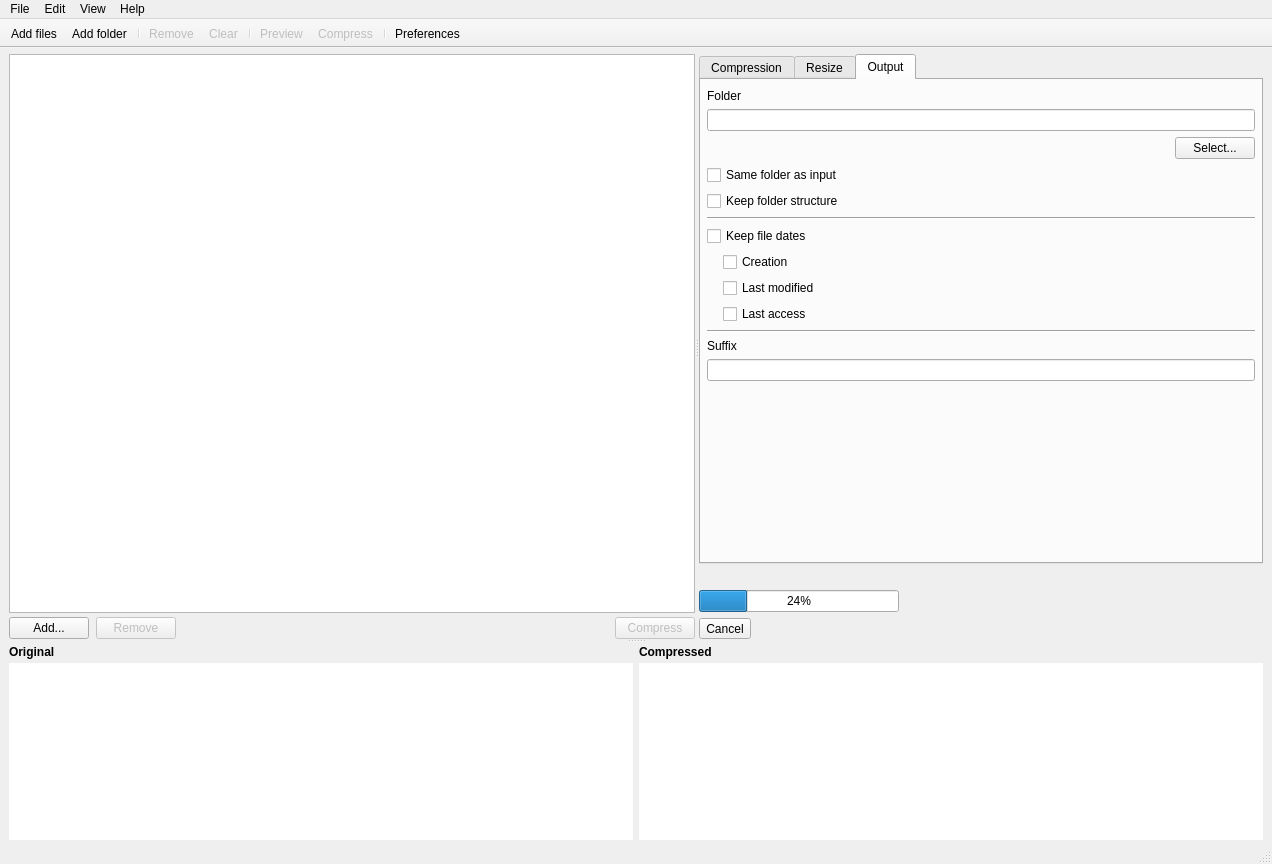
Above: views/MainWindow.ui from Lymphatus/caesium-image-compressor before the change. Below: the same form after it.
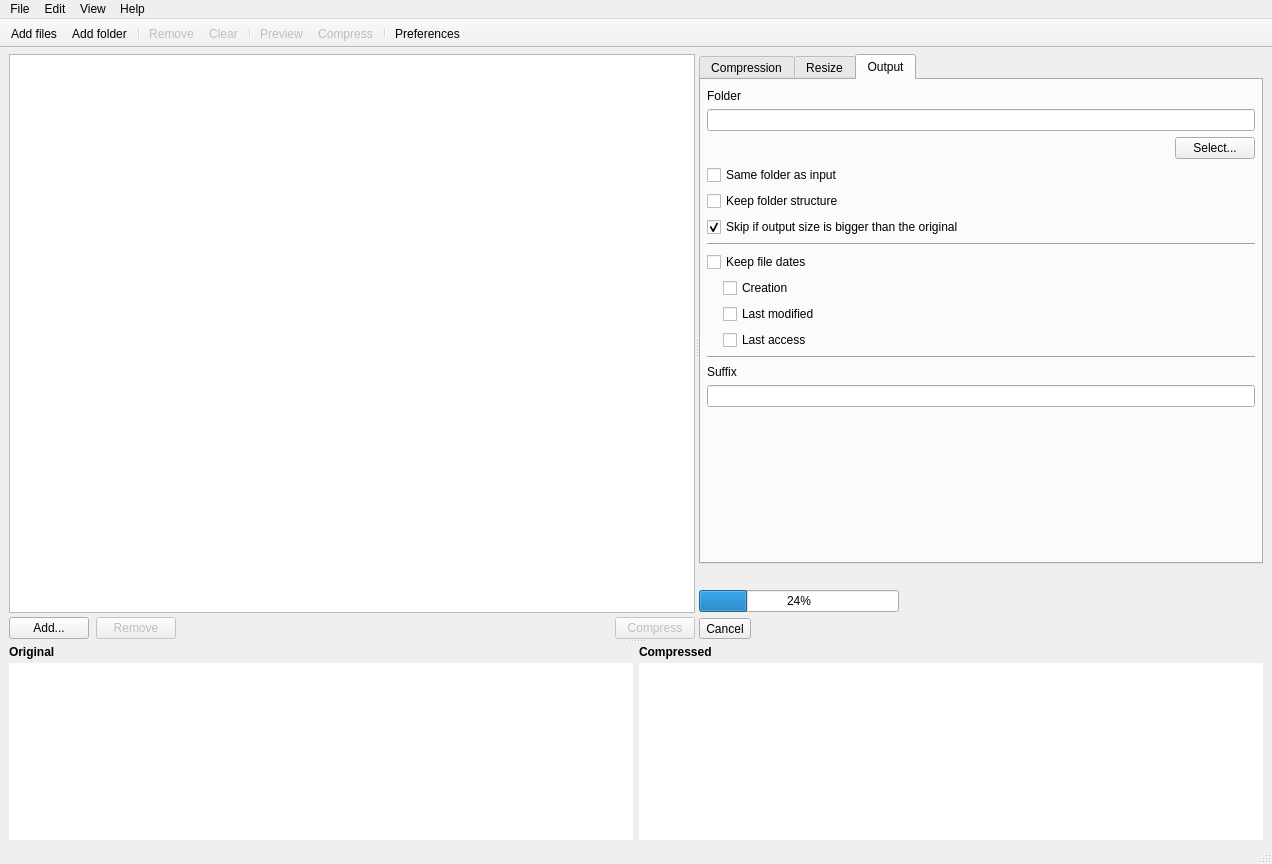
That is the form after the change. The open tabs and pages were chosen to show the change. Icons and pictures are not drawn. Custom widgets are drawn as their Qt base class.

Commit message: Skip if bigger flag + de_DE

The edit to the form file:
```diff
--- a/views/MainWindow.ui
+++ b/views/MainWindow.ui
@@ -886,6 +886,16 @@
                  </property>
                 </widget>
                </item>
+               <item>
+                <widget class="QCheckBox" name="skipIfBigger_CheckBox">
+                 <property name="text">
+                  <string>Skip if output size is bigger than the original</string>
+                 </property>
+                 <property name="checked">
+                  <bool>true</bool>
+                 </property>
+                </widget>
+               </item>
                <item>
                 <widget class="Line" name="line_2">
                  <property name="orientation">
```
Left out of the diff: 2 changed lines with no effect on the pictures. The commit also changes 14 other files.
